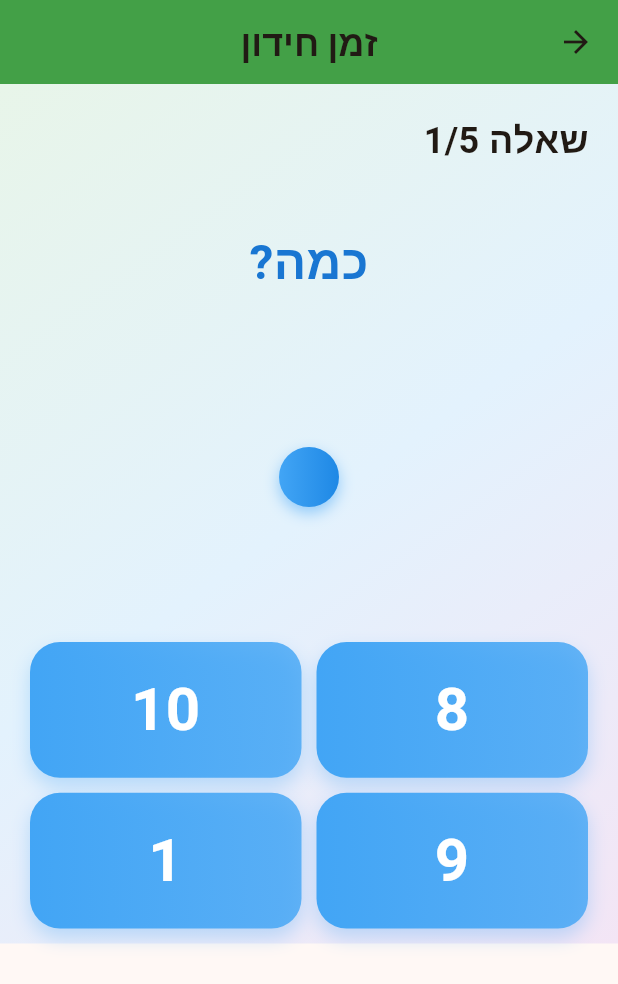
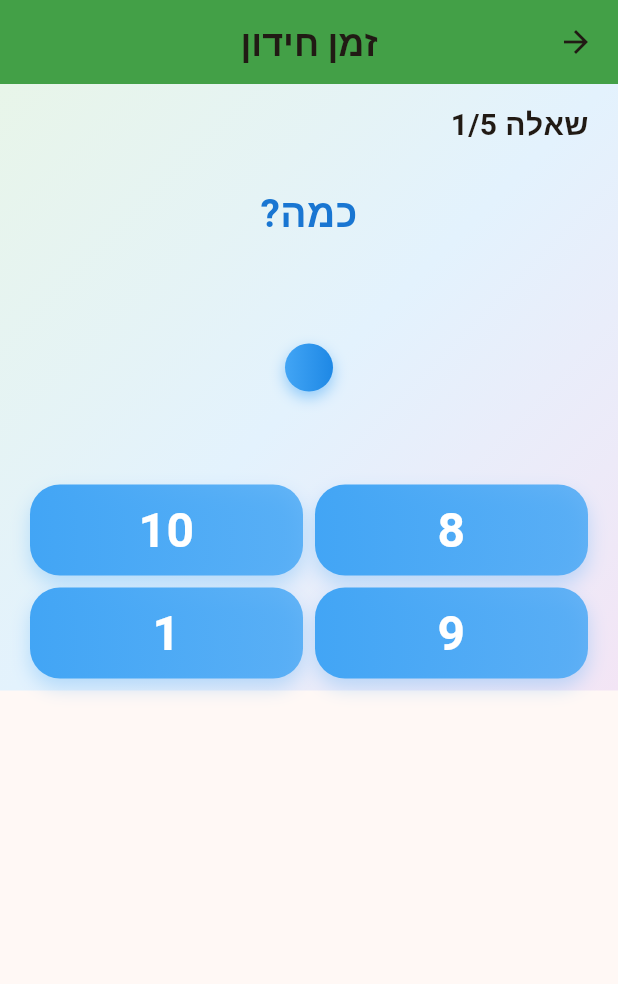
Before and after one commit to cohenra/learning-games, a Flutter app: the NumbersQuizScreen screen opened directly, on a phone screen of 412 x 824 dp. Shown: the top 984 px of the screen. Run offline on Flutter 3.47's test engine with Material 3 defaults, Android fonts, the phone set to English and light mode, and no system bars; our stand-ins replace flutter_tts, shared_preferences; accounts and stored records are empty; Roboto replaces fonts that are missing (Rubik).

Commit message:
Dramatically reduce button and card sizes for better fit
Home screen:
- Increase childAspectRatio to 2.5 (cards now wider and shorter)
- Reduce all padding and spacing
- Smaller title and welcome text
- Smaller settings button

Quiz screen:
- Increase button childAspectRatio to 3.0 (much wider buttons)
- Reduce dots size from 40x40 to 32x32
- Reduce dots container maxHeight from 200 to 140
- Smaller text sizes throughout
- Smaller spacing and padding

All 4 category cards should now be visible without scrolling.
All 4 quiz answer buttons should be visible without scrolling.

```diff
--- a/lib/modules/numbers/numbers_quiz_screen.dart
+++ b/lib/modules/numbers/numbers_quiz_screen.dart
@@ -168,14 +168,14 @@ class _NumbersQuizScreenState extends State<NumbersQuizScreen> {
                   children: [
                     // התקדמות
                   Padding(
-                    padding: const EdgeInsets.all(20),
+                    padding: const EdgeInsets.symmetric(horizontal: 20, vertical: 12),
                     child: Row(
                       mainAxisAlignment: MainAxisAlignment.spaceBetween,
                       children: [
                         Text(
                           '${l10n.question} ${_currentQuestionIndex + 1}/$_totalQuestions',
                           style: const TextStyle(
-                            fontSize: 24,
+                            fontSize: 20,
                             fontWeight: FontWeight.bold,
                           ),
                         ),
@@ -184,7 +184,7 @@ class _NumbersQuizScreenState extends State<NumbersQuizScreen> {
                             _score,
                             (index) => const Padding(
                               padding: EdgeInsets.symmetric(horizontal: 2),
-                              child: Text('⭐', style: TextStyle(fontSize: 28)),
+                              child: Text('⭐', style: TextStyle(fontSize: 22)),
                             ),
                           ),
                         ),
@@ -192,34 +192,34 @@ class _NumbersQuizScreenState extends State<NumbersQuizScreen> {
                     ),
                   ),
 
-                  const SizedBox(height: 20),
+                  const SizedBox(height: 12),
 
                   // שאלה
                   Text(
                     l10n.howMany,
                     style: TextStyle(
-                      fontSize: 32,
+                      fontSize: 26,
                       fontWeight: FontWeight.bold,
                       color: Colors.blue.shade700,
                     ),
                   ),
 
-                  const SizedBox(height: 20),
+                  const SizedBox(height: 15),
 
                   // נקודות המייצגות את המספר
                   Container(
-                    constraints: const BoxConstraints(maxHeight: 200),
+                    constraints: const BoxConstraints(maxHeight: 140),
                     padding: const EdgeInsets.symmetric(horizontal: 20),
                     child: Center(
                       child: Wrap(
                         alignment: WrapAlignment.center,
-                        spacing: 8,
-                        runSpacing: 8,
+                        spacing: 6,
+                        runSpacing: 6,
                         children: List.generate(
                           _correctAnswer,
                           (index) => Container(
-                            width: 40,
-                            height: 40,
+                            width: 32,
+                            height: 32,
                             decoration: BoxDecoration(
                               shape: BoxShape.circle,
                               gradient: LinearGradient(
@@ -244,14 +244,14 @@ class _NumbersQuizScreenState extends State<NumbersQuizScreen> {
 
                   // אפשרויות תשובה
                   Padding(
-                    padding: const EdgeInsets.symmetric(horizontal: 20, vertical: 10),
+                    padding: const EdgeInsets.symmetric(horizontal: 20, vertical: 8),
                     child: GridView.count(
                       crossAxisCount: 2,
                       shrinkWrap: true,
                       physics: const NeverScrollableScrollPhysics(),
-                      mainAxisSpacing: 10,
-                      crossAxisSpacing: 10,
-                      childAspectRatio: 2.0,
+                      mainAxisSpacing: 8,
+                      crossAxisSpacing: 8,
+                      childAspectRatio: 3.0,
                       children: _options.map((option) {
                         return GestureDetector(
                           onTap: () => _handleAnswer(option),
@@ -278,7 +278,7 @@ class _NumbersQuizScreenState extends State<NumbersQuizScreen> {
                               child: Text(
                                 '$option',
                                 style: const TextStyle(
-                                  fontSize: 40,
+                                  fontSize: 32,
                                   fontWeight: FontWeight.bold,
                                   color: Colors.white,
                                 ),
@@ -293,25 +293,25 @@ class _NumbersQuizScreenState extends State<NumbersQuizScreen> {
                   // כפתור הבא (רק אם ענו נכון)
                   if (_isCorrect == true) ...[
                     Padding(
-                      padding: const EdgeInsets.symmetric(horizontal: 20, vertical: 10),
+                      padding: const EdgeInsets.symmetric(horizontal: 20, vertical: 8),
                       child: Column(
                         children: [
                           Text(
                             l10n.correct,
                             style: TextStyle(
-                              fontSize: 28,
+                              fontSize: 24,
                               fontWeight: FontWeight.bold,
                               color: Colors.green.shade700,
                             ),
                           ),
-                          const SizedBox(height: 12),
+                          const SizedBox(height: 10),
                           if (!isQuizCompleted)
                             KidButton(
                               text: l10n.next,
                               onPressed: _nextQuestion,
                               color: Colors.blue.shade500,
-                              width: 180,
-                              height: 60,
+                              width: 150,
+                              height: 50,
                             ),
                           if (isQuizCompleted)
                             KidButton(
@@ -322,8 +322,8 @@ class _NumbersQuizScreenState extends State<NumbersQuizScreen> {
                                 });
                               },
                               color: Colors.green.shade500,
-                              width: 180,
-                              height: 60,
+                              width: 150,
+                              height: 50,
                             ),
                         ],
                       ),
```
Also changed, not shown: lib/screens/new_home_screen.dart (+15 -14 lines).
